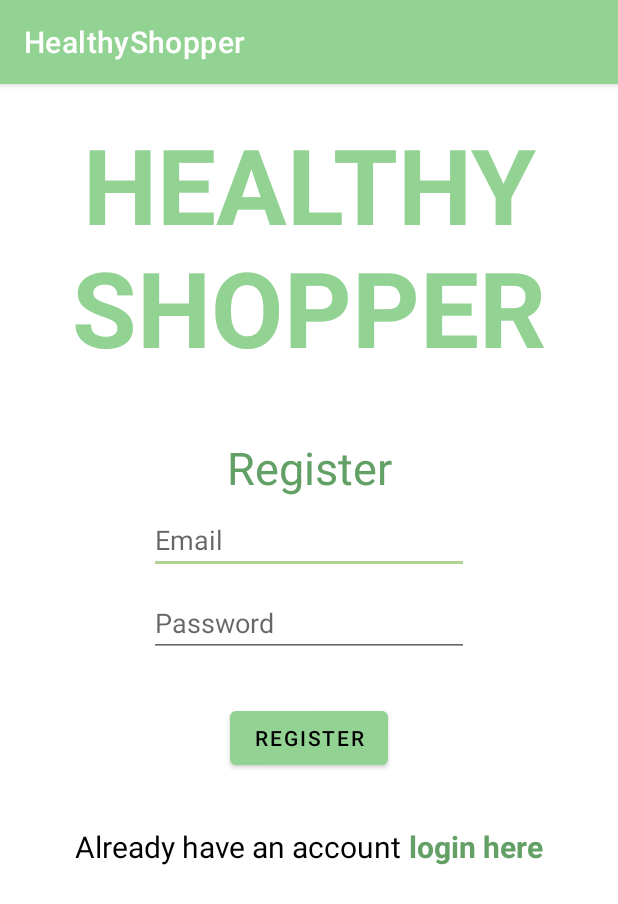
After one commit to SeanAres/CS639Team1Project2021, an Android app: the RegisterActivity screen opened directly, with no data from a screen before it, on a phone screen of 412 x 824 dp. The commit adds this screen. Shown: the top 904 px of the screen. Run offline under Robolectric (Android 15) with nearby library versions, the phone set to English and light mode, and no system bars; our stand-ins replace Firebase (no records; nobody signed in at launch, a user with empty details on screens opened directly).

Commit message:
Login and Register Activity Fix

```diff
--- a/HealthyShopper/app/build.gradle
+++ b/HealthyShopper/app/build.gradle
@@ -30,6 +30,7 @@ android {
 }
 
 dependencies {
+
     implementation 'androidx.navigation:navigation-fragment:2.3.1'
     implementation 'androidx.navigation:navigation-ui:2.3.1'
     implementation 'androidx.legacy:legacy-support-v4:1.0.0'
@@ -37,6 +38,7 @@ dependencies {
     implementation 'com.google.android.material:material:1.4.0'
     implementation 'androidx.constraintlayout:constraintlayout:2.0.4'
     implementation 'com.google.firebase:firebase-auth:21.0.1'
+    implementation 'com.google.firebase:firebase-database:20.0.0'
     testImplementation 'junit:junit:4.+'
     androidTestImplementation 'androidx.test.ext:junit:1.1.3'
     androidTestImplementation 'androidx.test.espresso:espresso-core:3.4.0'
--- a/HealthyShopper/app/src/main/java/pace/cs639/healthyshopper/MainActivity.java
+++ b/HealthyShopper/app/src/main/java/pace/cs639/healthyshopper/MainActivity.java
@@ -9,6 +9,7 @@ import androidx.navigation.ui.NavigationUI;
 import android.os.Bundle;
 
 import com.google.android.material.bottomnavigation.BottomNavigationView;
+import com.google.firebase.auth.FirebaseUser;
 
 public class MainActivity extends AppCompatActivity {
 
--- /dev/null
+++ b/HealthyShopper/app/src/main/java/pace/cs639/healthyshopper/RegisterActivity.java
@@ -0,0 +1,100 @@
+package pace.cs639.healthyshopper;
+
+import androidx.annotation.NonNull;
+import androidx.appcompat.app.AppCompatActivity;
+
+import android.content.Intent;
+import android.os.Bundle;
+import android.text.TextUtils;
+import android.util.Log;
+import android.view.View;
+import android.widget.Button;
+import android.widget.EditText;
+import android.widget.TextView;
+import android.widget.Toast;
+
+import com.google.android.gms.tasks.OnCompleteListener;
+import com.google.android.gms.tasks.Task;
+import com.google.firebase.auth.AuthResult;
+import com.google.firebase.auth.FirebaseAuth;
+import com.google.firebase.auth.FirebaseUser;
+
+public class RegisterActivity extends AppCompatActivity {
+    private static final String TAG = "RegisterActivity";
+    private EditText editTextEmail, editTextPassword;
+    private TextView loginClick;
+    private Button button_register;
+    private FirebaseAuth mAuth;
+
+    @Override
+    protected void onCreate(Bundle savedInstanceState) {
+        super.onCreate(savedInstanceState);
+        setContentView(R.layout.activity_register);
+
+        button_register = findViewById(R.id.button_register);
+        loginClick = findViewById(R.id.loginClick);
+        editTextEmail = findViewById(R.id.RA_editTextEmail);
+        editTextPassword = findViewById(R.id.RA_editTextPassword);
+
+        mAuth = FirebaseAuth.getInstance();
+
+        button_register.setOnClickListener(new View.OnClickListener() {
+            @Override
+            public void onClick(View v) {
+                    createAccount();
+            }
+        });
+
+        loginClick.setOnClickListener(new View.OnClickListener() {
+            @Override
+            public void onClick(View v) {
+                startActivity(new Intent(RegisterActivity.this, LoginActivity.class));
+            }
+        });
+    }
+
+    private void createAccount() {
+        String email = editTextEmail.getText().toString().trim();
+        String password = editTextPassword.getText().toString().trim();
+
+        if(TextUtils.isEmpty(email)){
+            editTextEmail.setError("Enter your email");
+            return;
+        }
+        else if(TextUtils.isEmpty(password)){
+            editTextPassword.setError("Enter your password");
+            return;
+        }
+        else if(password.length()<4){
+            editTextPassword.setError("Password must be more than 4 characters");
+        }
+        else{
+            mAuth.createUserWithEmailAndPassword(email, password)
+                    .addOnCompleteListener(RegisterActivity.this, new OnCompleteListener<AuthResult>() {
+                        @Override
+                        public void onComplete(@NonNull Task<AuthResult> task) {
+                            if (task.isSuccessful()) {
+                                Log.d(TAG, "createUserWithEmail:success");
+                                FirebaseUser user = mAuth.getCurrentUser();
+                                startActivity(new Intent(RegisterActivity.this, MainActivity.class));
+                                finish();
+                            } else {
+                                Log.w(TAG, "createUserWithEmail:failure", task.getException());
+                                Toast.makeText(RegisterActivity.this, "Authentication failed.",
+                                        Toast.LENGTH_SHORT).show();
+                            }
+                        }
+                    });
+        }
+    }
+
+    private void updateUI(FirebaseUser user) {
+        if(user.equals(null)){
+            editTextEmail.setText("");
+            editTextPassword.setText("");
+        }
+        else {
+            startActivity(new Intent(RegisterActivity.this, MainActivity.class));
+        }
+    }
+}
--- a/HealthyShopper/app/src/main/res/layout/activity_main.xml
+++ b/HealthyShopper/app/src/main/res/layout/activity_main.xml
@@ -4,8 +4,8 @@
     android:id="@+id/myContainer"
     android:layout_width="match_parent"
     android:layout_height="match_parent"
-    android:paddingTop="?attr/actionBarSize"
     android:background="@color/primaryWhite">
+
 
     <com.google.android.material.bottomnavigation.BottomNavigationView
         android:id="@+id/bottomNav_view"
--- /dev/null
+++ b/HealthyShopper/app/src/main/res/layout/activity_register.xml
@@ -0,0 +1,112 @@
+<?xml version="1.0" encoding="utf-8"?>
+<LinearLayout xmlns:android="http://schemas.android.com/apk/res/android"
+    xmlns:tools="http://schemas.android.com/tools"
+    android:layout_width="match_parent"
+    android:layout_height="match_parent"
+    android:orientation="vertical"
+    tools:context=".LoginActivity">
+
+
+    <TextView
+        android:id="@+id/appTitle"
+        android:layout_width="match_parent"
+        android:layout_height="wrap_content"
+        android:layout_marginTop="20dp"
+        android:fontFamily="sans-serif"
+        android:gravity="center_horizontal"
+        android:text="@string/appName"
+        android:textColor="@color/primaryColor"
+        android:textSize="70sp"
+        android:textStyle="bold"
+        android:textAllCaps="true"/>
+
+    <FrameLayout
+        android:layout_width="match_parent"
+        android:layout_height="match_parent"
+        android:layout_marginTop="30dp">
+
+        <LinearLayout
+            android:layout_width="match_parent"
+            android:layout_height="match_parent"
+            android:orientation="vertical">
+
+            <TextView
+                android:id="@+id/registerTitle"
+                android:layout_width="match_parent"
+                android:layout_height="wrap_content"
+                android:layout_marginTop="10dp"
+                android:fontFamily="sans-serif"
+                android:gravity="center_horizontal"
+                android:text="@string/register"
+                android:textColor="@color/primaryDarkColor"
+                android:textSize="30sp" />
+
+            <EditText
+                android:id="@+id/RA_editTextEmail"
+                android:layout_width="wrap_content"
+                android:layout_height="wrap_content"
+                android:layout_gravity="center"
+                android:layout_marginTop="5dp"
+                android:ems="10"
+                android:hint="@string/edit_email"
+                android:inputType="textEmailAddress"
+                android:textColor="@color/primaryTextColor" />
+
+            <EditText
+                android:id="@+id/RA_editTextPassword"
+                android:layout_width="wrap_content"
+                android:layout_height="wrap_content"
+                android:layout_gravity="center"
+                android:layout_marginTop="10dp"
+                android:ems="10"
+                android:hint="@string/edit_password"
+                android:inputType="textPassword"
+                android:textColor="@color/primaryTextColor" />
+
+            <Button
+                android:id="@+id/button_register"
+                android:layout_width="wrap_content"
+                android:layout_height="wrap_content"
+                android:layout_gravity="center"
+                android:layout_marginTop="30dp"
+                android:text="@string/register"
+                android:textColor="@color/primaryTextColor" />
+
+            <LinearLayout
+                android:layout_width="match_parent"
+                android:layout_height="wrap_content"
+                android:orientation="horizontal"
+                android:gravity="center"
+                android:layout_marginTop="20dp">
+
+                <TextView
+                    android:id="@+id/loginText"
+                    android:layout_width="wrap_content"
+                    android:layout_height="wrap_content"
+                    android:layout_marginTop="10dp"
+                    android:fontFamily="sans-serif"
+                    android:gravity="center_horizontal"
+                    android:text="@string/already_have_an_account"
+                    android:textColor="@color/primaryTextColor"
+                    android:textSize="20sp"
+                    android:paddingBottom="10dp"/>
+
+                <TextView
+                    android:id="@+id/loginClick"
+                    android:layout_width="wrap_content"
+                    android:layout_height="wrap_content"
+                    android:layout_marginTop="10dp"
+                    android:fontFamily="sans-serif"
+                    android:gravity="center_horizontal"
+                    android:text=" login here"
+                    android:textColor="@color/primaryDarkColor"
+                    android:textSize="20sp"
+                    android:paddingBottom="10dp"
+                    android:textStyle="bold" />
+            </LinearLayout>
+
+        </LinearLayout>
+
+    </FrameLayout>
+
+</LinearLayout>
--- a/HealthyShopper/app/src/main/res/layout/fragment_settings.xml
+++ b/HealthyShopper/app/src/main/res/layout/fragment_settings.xml
@@ -9,6 +9,6 @@
     <TextView
         android:layout_width="match_parent"
         android:layout_height="match_parent"
-        android:text="@string/settings" />
+        android:text="Here's my change" />
 
 </FrameLayout>
--- a/HealthyShopper/app/src/main/res/values/strings.xml
+++ b/HealthyShopper/app/src/main/res/values/strings.xml
@@ -3,4 +3,21 @@
     <string name="pantry_label">Pantry</string>
     <string name="shopping_List_label">Shopping List</string>
     <string name="settings">Settings</string>
+    <!-- TODO: Remove or change this placeholder text -->
+    <string name="hello_blank_fragment">Hello blank fragment</string>
+    <string name="pantry_edit_text">Enter food item for pantry!</string>
+    <string name="calculate_btn">Calculate</string>
+    <string name="food_value_text">Nutritional value</string>
+    <string name="loading">Loading....</string>
+    <string name="no_search_term">No Search Term Entered!</string>
+    <string name="no_network">No Network, check connection!</string>
+    <string name="appName">Healthy Shopper</string>
+    <string name="edit_email">Email</string>
+    <string name="edit_password">Password</string>
+    <string name="button_login">Login</string>
+    <string name="login">Login</string>
+    <string name="not_registered_yet">Not registered yet</string>
+    <string name="register">Register</string>
+    <string name="already_have_an_account">Already have an account</string>
+
 </resources>
```
Also changed, not shown: HealthyShopper/app/src/main/AndroidManifest.xml (+8 -0 lines), HealthyShopper/app/src/main/java/pace/cs639/healthyshopper/FetchNutrients.java (added, +58 -0 lines), HealthyShopper/app/src/main/java/pace/cs639/healthyshopper/LoginActivity.java (added, +117 -0 lines), HealthyShopper/app/src/main/java/pace/cs639/healthyshopper/NetworkUtils.java (added, +75 -0 lines), HealthyShopper/app/src/main/java/pace/cs639/healthyshopper/pantry.java (+76 -6 lines), HealthyShopper/app/src/main/res/layout/activity_login.xml (added, +112 -0 lines), HealthyShopper/app/src/main/res/layout/fragment_pantry.xml (+35 -8 lines), 1 other file.
